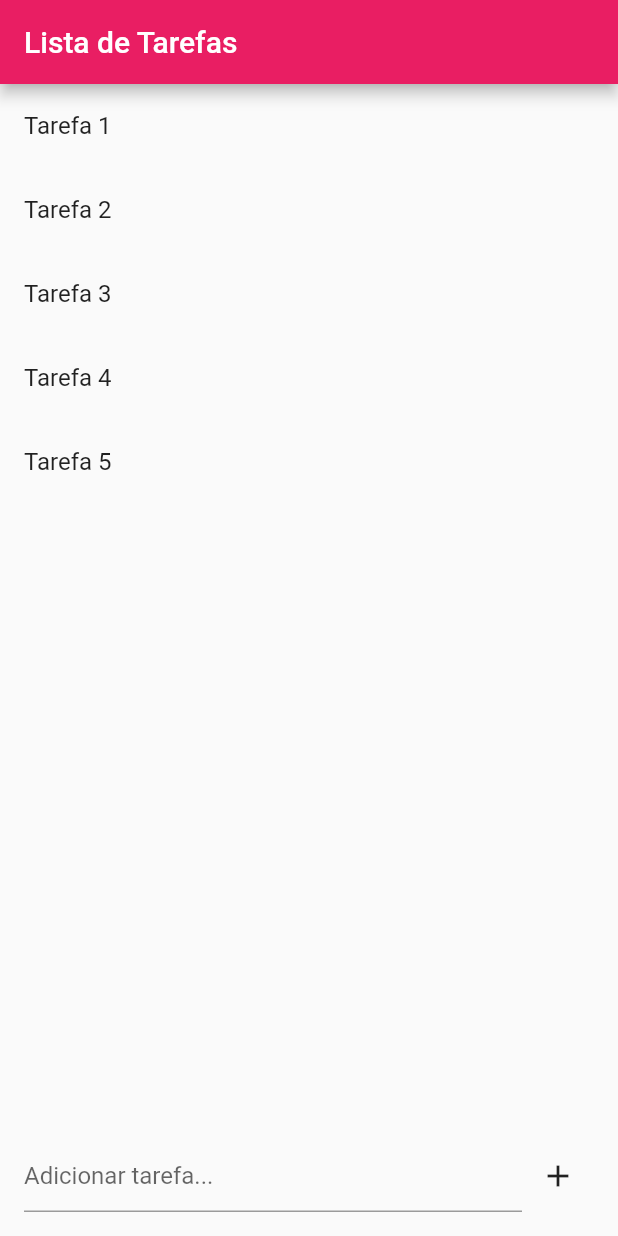
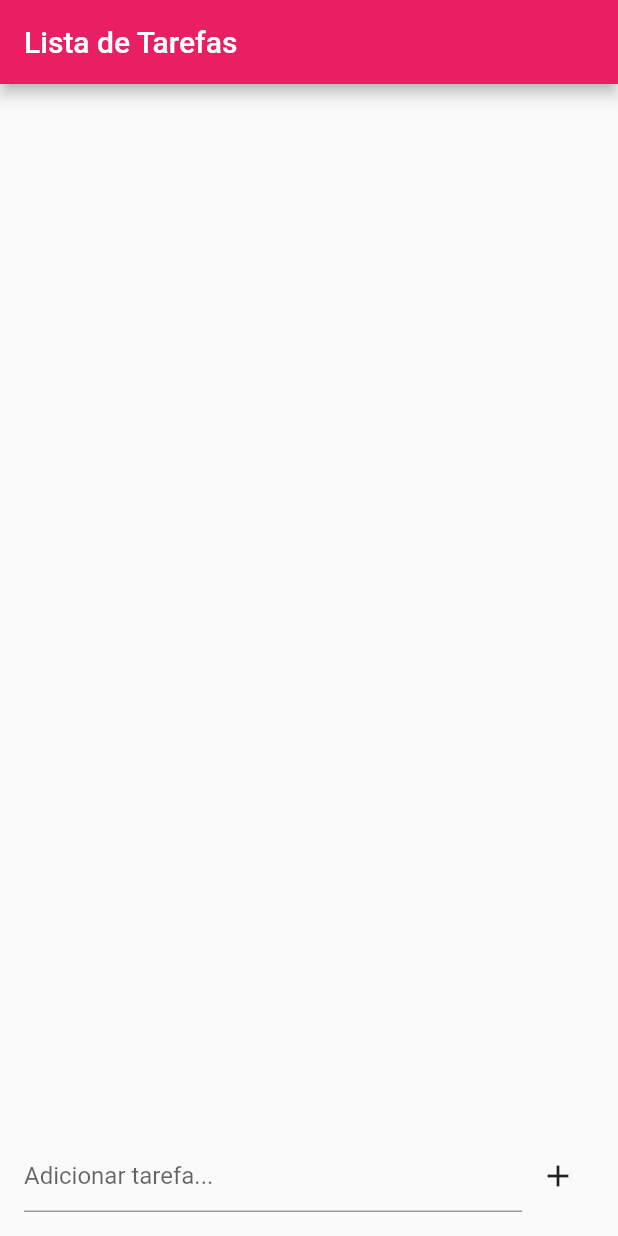
Before and after one commit to rafa-simoes22/lista_de_tarefas, a Flutter app: the screen it shows after launch, on a phone screen of 412 x 824 dp. Run offline on Flutter 3.47's test engine with Material 2 defaults, Android fonts, the phone set to English and light mode, and no system bars.

Commit message:
alteração no codigo

```diff
--- a/lib/main.dart
+++ b/lib/main.dart
@@ -21,13 +21,7 @@ class TodoList extends StatefulWidget {
 }
 
 class _TodoListState extends State<TodoList> {
-  List<TodoItem> _todoItems = [
-    TodoItem(title: 'Tarefa 1'),
-    TodoItem(title: 'Tarefa 2'),
-    TodoItem(title: 'Tarefa 3'),
-    TodoItem(title: 'Tarefa 4'),
-    TodoItem(title: 'Tarefa 5'),
-  ];
+  List<TodoItem> _todoItems = [];
 
   TextEditingController _taskController = TextEditingController();
 
@@ -51,6 +45,12 @@ class _TodoListState extends State<TodoList> {
     }
   }
 
+  void _deleteTask(int index) {
+    setState(() {
+      _todoItems.removeAt(index);
+    });
+  }
+
   @override
   Widget build(BuildContext context) {
     return Scaffold(
@@ -63,7 +63,10 @@ class _TodoListState extends State<TodoList> {
             child: ListView.builder(
               itemCount: _todoItems.length,
               itemBuilder: (context, index) {
-                return GestureDetector(
+                return Dismissible(
+                  key: Key(_todoItems[index].title),
+                  onDismissed: (_) => _deleteTask(index),
+                  child: GestureDetector(
                     onTap: () => _toggleTask(index),
                     child: ListTile(
                       title: Text(
@@ -72,6 +75,7 @@ class _TodoListState extends State<TodoList> {
                           decoration: _todoItems[index].isDone
                               ? TextDecoration.lineThrough
                               : TextDecoration.none,
+                        ),
                       ),
                     ),
                   ),
```
Lines whose indentation alone changed are shown as unchanged.
